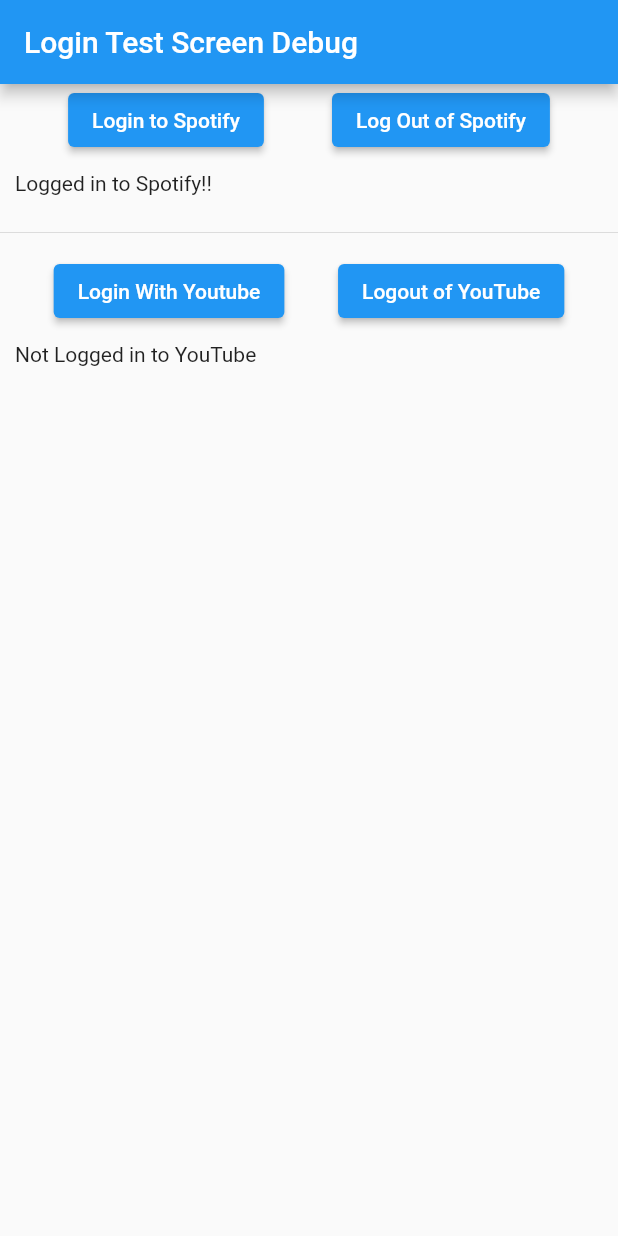
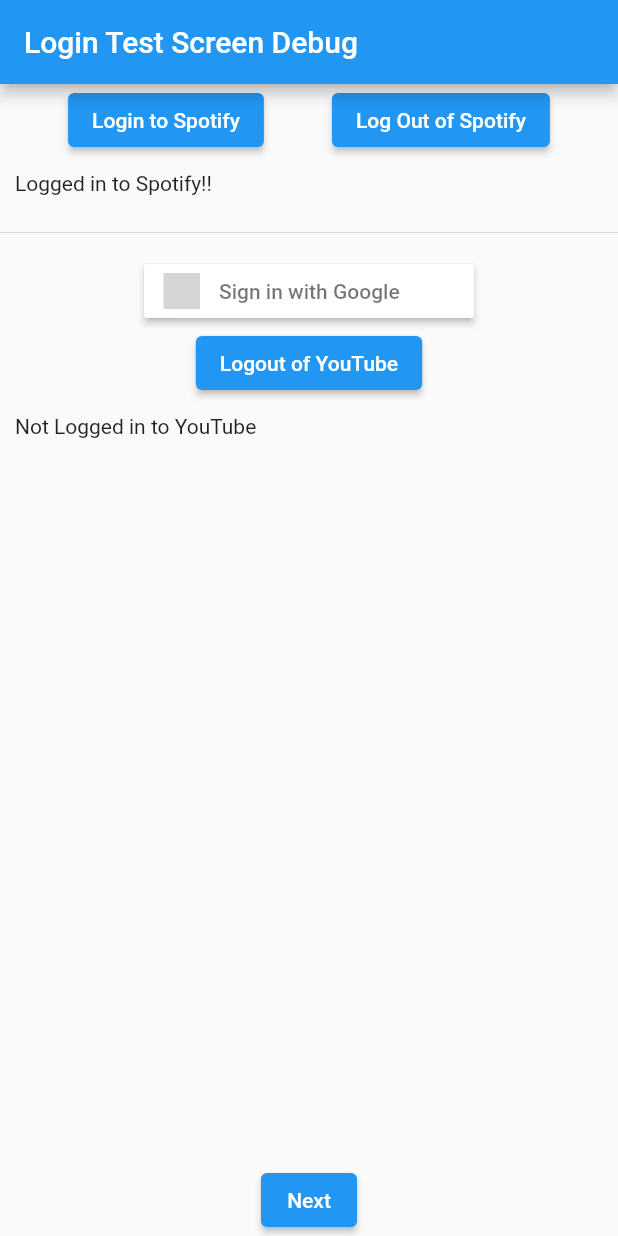
Before and after one commit to ShmokeD/playlist_transfer, a Flutter app: the screen it shows after launch, after a tap on "Logout of YouTube", on a phone screen of 412 x 824 dp. Run offline on Flutter 3.47's test engine with Material 2 defaults, Android fonts, the phone set to English and light mode, and no system bars; our stand-ins replace flutter_signin_button, google_sign_in; missing offline and left inert: oauth2_client; grey boxes are pictures that could not be loaded.

Commit message:
Fixed Spotify and youtube logins

```diff
--- a/lib/apis/spotify_api/spotify_oauth_helper.dart
+++ b/lib/apis/spotify_api/spotify_oauth_helper.dart
@@ -27,8 +27,8 @@ class SpotifyOAuth2Client extends OAuth2Client {
 
 class OAuthHelper {
   static final SpotifyOAuth2Client _client = SpotifyOAuth2Client(
-    customUriScheme: 'com.shmokedev.playtransfer',
-    redirectUri: 'com.shmokedev.playtransfer:playtransfer/redirect',
+    customUriScheme: 'shmoke.playtransfer',
+    redirectUri: 'shmoke.playtransfer://playtransfer/redirect',
   );
 
   final OAuth2Helper _helper = OAuth2Helper(
--- a/lib/apis/youtube_api/youtube_oauth_helper.dart
+++ b/lib/apis/youtube_api/youtube_oauth_helper.dart
@@ -12,7 +12,8 @@ class GoogleOauth2Helper {
   }
 
   Future<bool> revokeLogin() async {
-    return true;
+    await _helper.disconnect();
+    return _helper.isSignedIn();
   }
 
   Future<bool> get isLoggedIn async {
--- a/lib/screens/login_test_screen.dart
+++ b/lib/screens/login_test_screen.dart
@@ -6,6 +6,8 @@ import 'package:provider/provider.dart';
 
 import '../apis/spotify_api/spotify_api_provider.dart';
 import '../apis/youtube_api/youtube_oauth_helper.dart';
+
+import 'package:flutter_signin_button/flutter_signin_button.dart';
 
 class LoginScreen extends StatefulWidget {
   @override
@@ -55,13 +57,16 @@ class _LoginScreenState extends State<LoginScreen> {
           const Divider(
             height: 30,
           ),
-          Row(
+          Column(
             mainAxisAlignment: MainAxisAlignment.spaceEvenly,
             children: <Widget>[
-              ElevatedButton(
+              SignInButton(Buttons.Google,
                   onPressed: () =>
-                      _youtubeHelper.login().then((_) => setState(() {})),
-                  child: const Text('Login With Youtube')),
+                      _youtubeHelper.login().then((_) => setState(() {}))),
+              // ElevatedButton(
+              //     onPressed: () =>
+              //         _youtubeHelper.login().then((_) => setState(() {})),
+              //     child: const Text('Login With Youtube')),
               ElevatedButton(
                   onPressed: () =>
                       _youtubeHelper.revokeLogin().then((_) => setState(() {})),
@@ -79,6 +84,15 @@ class _LoginScreenState extends State<LoginScreen> {
                       : const Text('Not Logged in to YouTube')
                   : const Text('Waiting for YouTube Login'),
             ),
+          ),
+          Expanded(
+            child: Align(
+              alignment: Alignment.bottomCenter,
+              child: ElevatedButton(
+                child: const Text('Next'),
+                onPressed: () {},
+              ),
+            ),
           )
         ],
       ),
--- a/pubspec.yaml
+++ b/pubspec.yaml
@@ -23,6 +23,7 @@ environment:
 dependencies:
   flutter:
     sdk: flutter
+  flutter_signin_button: ^1.1.0
   google_sign_in: ^5.0.0
   oauth2_client: ^1.7.1
   provider: ^5.0.0
```
Also changed, not shown: 2 other files.
